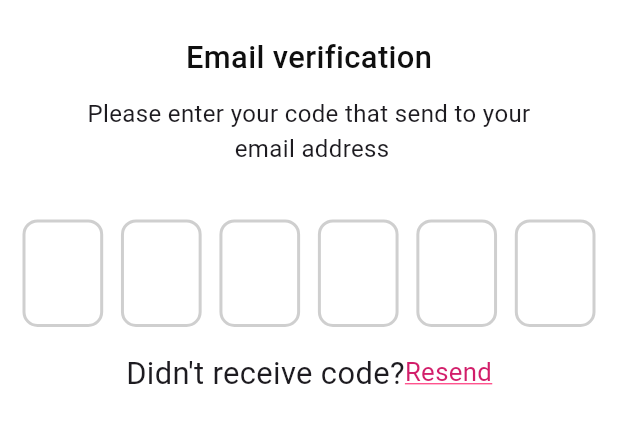
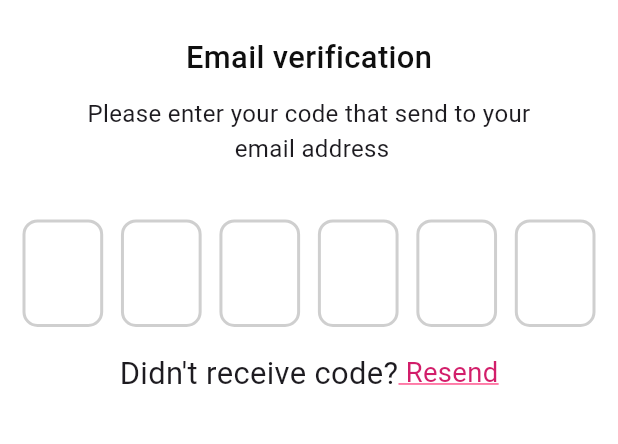
Before and after one commit to RaWanMagdy0/Flowery, a Flutter app: the EmailVerification screen opened by its route, on a phone screen of 412 x 824 dp, the part 125-569 px from its top. Run offline on Flutter 3.47's test engine with Material 3 defaults, Android fonts, the phone set to English and light mode, and no system bars; drawn by our look-alikes of pin_code_fields; our stand-ins replace bloc, dio, flutter_bloc, flutter_screenutil, get_it, injectable and 3 more; generated files the repository leaves out were written again.

Commit message:
FECOM-5 update UI to include resendCode

```diff
--- /dev/null
+++ b/lib/core/providers/app_provider.dart
@@ -0,0 +1,19 @@
+import 'package:flutter/cupertino.dart';
+import 'package:injectable/injectable.dart';
+
+@singleton
+class AppProvider extends ChangeNotifier {
+  String _email = "";
+
+  String get email => _email;
+
+  set email(String value) {
+    _email = value;
+    notifyListeners();
+  }
+
+
+  set token(String value) {
+    notifyListeners();
+  }
+}
--- a/lib/core/styles/fonts/app_fonts.dart
+++ b/lib/core/styles/fonts/app_fonts.dart
@@ -13,6 +13,12 @@ class AppFonts {
   );
   static TextStyle font20BlackWeight400 = TextStyle(
       color: AppColors.kBlack, fontWeight: FontWeight.w400, fontSize: 20.sp);
+  static TextStyle font16PinkWeight400 = TextStyle(
+      color: AppColors.kPink,
+      decoration: TextDecoration.underline,
+      decorationColor: Colors.pinkAccent,
+      fontWeight: FontWeight.w400,
+      fontSize: 16.sp);
   static TextStyle font18BlackWeight500 = TextStyle(
       color: AppColors.kBlack, fontWeight: FontWeight.w500, fontSize: 18.sp);
   static TextStyle font20BlackWeight500 = TextStyle(
--- a/lib/data/repository/auth/auth_repository_impl.dart
+++ b/lib/data/repository/auth/auth_repository_impl.dart
@@ -1,5 +1,4 @@
 import 'package:flowery/core/api/api_result.dart';
-import 'package:flowery/data/data_source/remote_data_source/auth/auth_remote_data_source_impl.dart';
 import 'package:flowery/domain/repository/auth/auth_repository.dart';
 import 'package:injectable/injectable.dart';
 
--- a/lib/presentation/auth/forgot_password/view/widgets/email_verification_widget/email_verification.dart
+++ b/lib/presentation/auth/forgot_password/view/widgets/email_verification_widget/email_verification.dart
@@ -1,3 +1,5 @@
+import 'dart:typed_data';
+
 import 'package:flowery/core/di/di.dart';
 import 'package:flowery/core/styles/fonts/app_fonts.dart';
 import 'package:flowery/core/utils/const/app_string.dart';
@@ -7,26 +9,25 @@ import 'package:flowery/presentation/auth/forgot_password/view_model/forget_pass
 import 'package:flutter/material.dart';
 import 'package:flutter_bloc/flutter_bloc.dart';
 import 'package:flutter_screenutil/flutter_screenutil.dart';
-
 import '../../../../../../core/utils/functions/dialogs/app_dialogs.dart';
 import '../reset_password_widget/reset_password_widget.dart';
 
 class EmailVerification extends StatefulWidget {
   static const String routeName = "PasswordVerification";
 
-  const EmailVerification({super.key});
-
+  const EmailVerification({super.key,});
   @override
   State<EmailVerification> createState() => _EmailVerificationState();
 }
 
 class _EmailVerificationState extends State<EmailVerification> {
   var viewModel = getIt.get<ForgetPasswordCubit>();
+
   @override
   Widget build(BuildContext context) {
     return BlocListener<ForgetPasswordCubit, ForgotPasswordStates>(
       bloc: viewModel,
-      listener: (context, state) => _handelStateChange(state),
+      listener: (context, state) => _handleStateChange(state),
       child: Scaffold(
           body: PageView(
         controller: viewModel.pageController,
@@ -79,8 +80,20 @@ class _EmailVerificationState extends State<EmailVerification> {
                       style: TextStyle(
                           fontSize: 18.sp, fontWeight: FontWeight.w400),
                     ),
-                    Text(AppStrings.resendText,
-                        style: AppFonts.font15PinkWeight500),
+                    InkWell(
+                      onTap: () {
+                        viewModel.resendResetCode();
+                      },
+                      child: ValueListenableBuilder<String?>(
+                        valueListenable: viewModel.resendButtonText,
+                        builder: (context, value, child) {
+                          return Text(
+                            value ?? " Resend",
+                            style: AppFonts.font16PinkWeight400,
+                          );
+                        },
+                      ),
+                    ),
                   ],
                 ),
               ],
@@ -92,7 +105,7 @@ class _EmailVerificationState extends State<EmailVerification> {
     );
   }
 
-  dynamic _handelStateChange(ForgotPasswordStates state) {
+  dynamic _handleStateChange(ForgotPasswordStates state) {
     if (state is VerifyEmailCodeSuccessState) {
       Navigator.pop(context);
       viewModel.pageController.nextPage(
@@ -107,6 +120,20 @@ class _EmailVerificationState extends State<EmailVerification> {
         context: context,
         errorMassage: state.errorMassage ?? "An unknown error occurred",
       );
+    } else if (state is ResendLoadingState) {
+      AppDialogs.showLoading(context: context);
+    } else if (state is ResendSuccessState) {
+      Navigator.pop(context);
+      AppDialogs.showSuccessDialog(
+        context: context,
+        message: "Resend OTP to your email.\n Please check your Email",
+      );
+      viewModel.startResendTimer();
+    } else if (state is ResendErrorState) {
+      Navigator.pop(context);
+      AppDialogs.showErrorDialog(
+        context: context,
+        errorMassage: state.errorMassage ?? "An unknown error occurred",
+      );
     }
-  }
-}
+  }}
--- a/lib/presentation/auth/forgot_password/view/widgets/forgot_password_widget/forget_password_screen.dart
+++ b/lib/presentation/auth/forgot_password/view/widgets/forgot_password_widget/forget_password_screen.dart
@@ -11,6 +11,7 @@ import '../../../../../../core/utils/const/app_string.dart';
 import '../../../../../../core/utils/functions/dialogs/app_dialogs.dart';
 import '../../../../../../core/utils/functions/validators/my_validators.dart';
 import '../../../../../../core/utils/widget/custom_text_form_field.dart';
+
 
 class ForgetPassword extends StatefulWidget {
   static String routeName = "ForgetPassword";
@@ -96,7 +97,8 @@ class _ForgetPasswordState extends State<ForgetPassword> {
           context: context, message: "OTP sent to your email.\n Please check your Email");
       Future.delayed(Duration(seconds: 2), () {
         Navigator.pushReplacementNamed(
-            context, PageRouteName.passwordVerification);
+            context,
+            PageRouteName.passwordVerification);
       });
     } else if (state is ForgotPasswordErrorState) {
       Navigator.pop(context);
--- a/lib/presentation/auth/forgot_password/view_model/forget_password_states.dart
+++ b/lib/presentation/auth/forgot_password/view_model/forget_password_states.dart
@@ -5,18 +5,20 @@ sealed class ForgotPasswordStates {}
 
 //ForgotPasswordStates
 class ForgotPasswordInitialState extends ForgotPasswordStates {}
+
 class ForgotPasswordErrorState extends ForgotPasswordStates {
   final String? errorMassage;
   ForgotPasswordErrorState({required this.errorMassage});
 }
+
 class ForgotPasswordLoadingState extends ForgotPasswordStates {
   String? loadingMessage;
   ForgotPasswordLoadingState({required this.loadingMessage});
 }
+
 class ForgotPasswordSuccessState extends ForgotPasswordStates {
   final String? success;
   ForgotPasswordSuccessState({required this.success});
-
 }
 
 //VerifyEmailCode
@@ -24,14 +26,31 @@ class VerifyEmailCodeErrorState extends ForgotPasswordStates {
   final String? errorMassage;
   VerifyEmailCodeErrorState({required this.errorMassage});
 }
+
 class VerifyEmailCodeLoadingState extends ForgotPasswordStates {
   String? loadingMessage;
   VerifyEmailCodeLoadingState({required this.loadingMessage});
 }
+
 class VerifyEmailCodeSuccessState extends ForgotPasswordStates {
   final String? success;
   VerifyEmailCodeSuccessState({required this.success});
+}
+
+//ResendCode
+class ResendLoadingState extends ForgotPasswordStates {
+  String? loadingMessage;
+  ResendLoadingState({required this.loadingMessage});
 
 }
+class ResendSuccessState extends ForgotPasswordStates {
+  final String? success;
+  ResendSuccessState({required this.success});
 
-class UpdateValidationState extends ForgotPasswordStates{}
+}
+class ResendErrorState extends ForgotPasswordStates {
+  final String? errorMassage;
+  ResendErrorState({required this.errorMassage});
+}
+
+class UpdateValidationState extends ForgotPasswordStates {}
```
Also changed, not shown: lib/core/theme/app_theme.dart (+5 -6 lines), lib/core/utils/functions/dialogs/app_dialogs.dart (+4 -6 lines), lib/core/utils/widget/custom_text_form_field.dart (+3 -5 lines), lib/presentation/auth/forgot_password/view_model/forget_passwoed_cubit.dart (+59 -14 lines), lib/core/di/di.config.dart, pubspec.lock.
